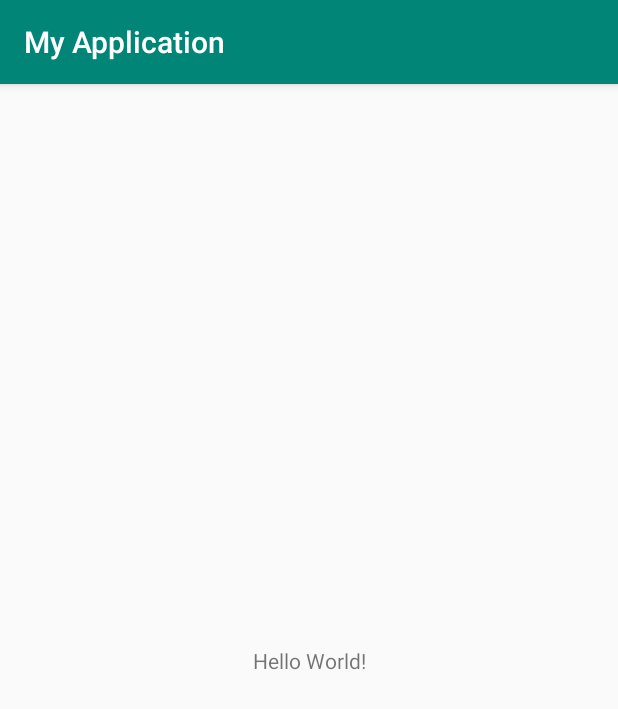
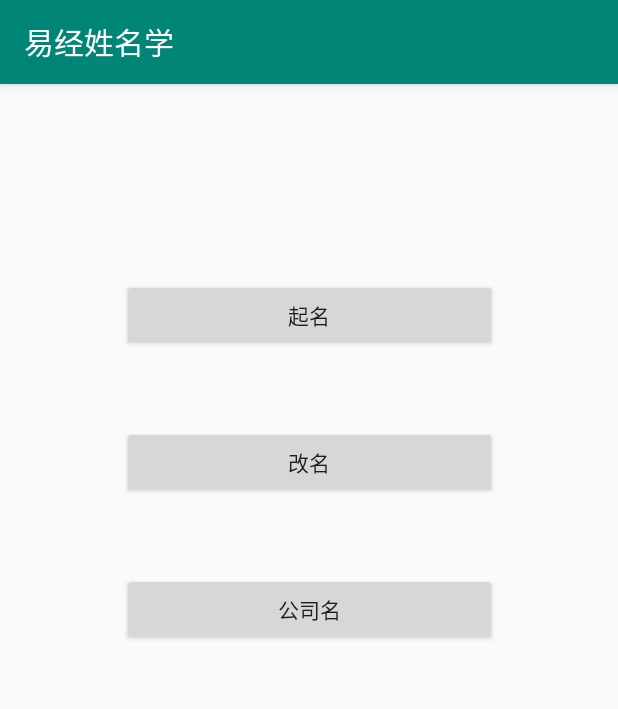
Before and after one commit to Linfanjing/PrettyU, an Android app: the screen it shows after launch (MainActivity), on a phone screen of 412 x 824 dp. Shown: the top 709 px of the screen. Run offline under Robolectric (Android 15) with nearby library versions, the phone set to English and light mode, and no system bars.

Commit message:
设置三个按钮

```diff
--- a/app/src/main/java/com/example/myapplication/MainActivity.java
+++ b/app/src/main/java/com/example/myapplication/MainActivity.java
@@ -3,6 +3,8 @@ package com.example.myapplication;
 import androidx.appcompat.app.AppCompatActivity;
 
 import android.os.Bundle;
+import android.view.View;
+import android.widget.Button;
 
 public class MainActivity extends AppCompatActivity {
 
@@ -10,5 +12,31 @@ public class MainActivity extends AppCompatActivity {
     protected void onCreate(Bundle savedInstanceState) {
         super.onCreate(savedInstanceState);
         setContentView(R.layout.activity_main);
+        Button NameMake, NameChange, EmpireName;
+
+        NameMake=findViewById(R.id.button_make);
+        NameChange=findViewById(R.id.button_change);
+        EmpireName=findViewById(R.id.button_empire);
+
+        NameMake.setOnClickListener(new View.OnClickListener() {
+            @Override
+            public void onClick(View v) {
+
+            }
+        });
+
+        NameChange.setOnClickListener(new View.OnClickListener() {
+            @Override
+            public void onClick(View v) {
+
+            }
+        });
+
+        EmpireName.setOnClickListener(new View.OnClickListener() {
+            @Override
+            public void onClick(View v) {
+
+            }
+        });
     }
 }
--- a/app/src/main/res/layout/activity_main.xml
+++ b/app/src/main/res/layout/activity_main.xml
@@ -6,13 +6,31 @@
     android:layout_height="match_parent"
     tools:context=".MainActivity">
 
-    <TextView
-        android:layout_width="wrap_content"
+    <Button
+        android:id="@+id/button_make"
+        android:layout_width="250dp"
         android:layout_height="wrap_content"
-        android:text="Hello World!"
-        app:layout_constraintBottom_toBottomOf="parent"
-        app:layout_constraintLeft_toLeftOf="parent"
-        app:layout_constraintRight_toRightOf="parent"
+        android:layout_marginTop="130dp"
+        android:text="起名"
+        app:layout_constraintEnd_toEndOf="parent"
+        app:layout_constraintStart_toStartOf="parent"
         app:layout_constraintTop_toTopOf="parent" />
 
+    <Button
+        android:id="@+id/button_change"
+        android:layout_width="250dp"
+        android:layout_height="wrap_content"
+        android:layout_marginTop="50dp"
+        android:text="改名"
+        app:layout_constraintStart_toStartOf="@+id/button_make"
+        app:layout_constraintTop_toBottomOf="@+id/button_make" />
+
+    <Button
+        android:id="@+id/button_empire"
+        android:layout_width="250dp"
+        android:layout_height="wrap_content"
+        android:layout_marginTop="50dp"
+        android:text="公司名"
+        app:layout_constraintStart_toStartOf="@+id/button_change"
+        app:layout_constraintTop_toBottomOf="@+id/button_change" />
 </androidx.constraintlayout.widget.ConstraintLayout>
--- a/app/src/main/res/values/strings.xml
+++ b/app/src/main/res/values/strings.xml
@@ -1,3 +1,3 @@
 <resources>
-    <string name="app_name">My Application</string>
+    <string name="app_name">易经姓名学</string>
 </resources>
```
